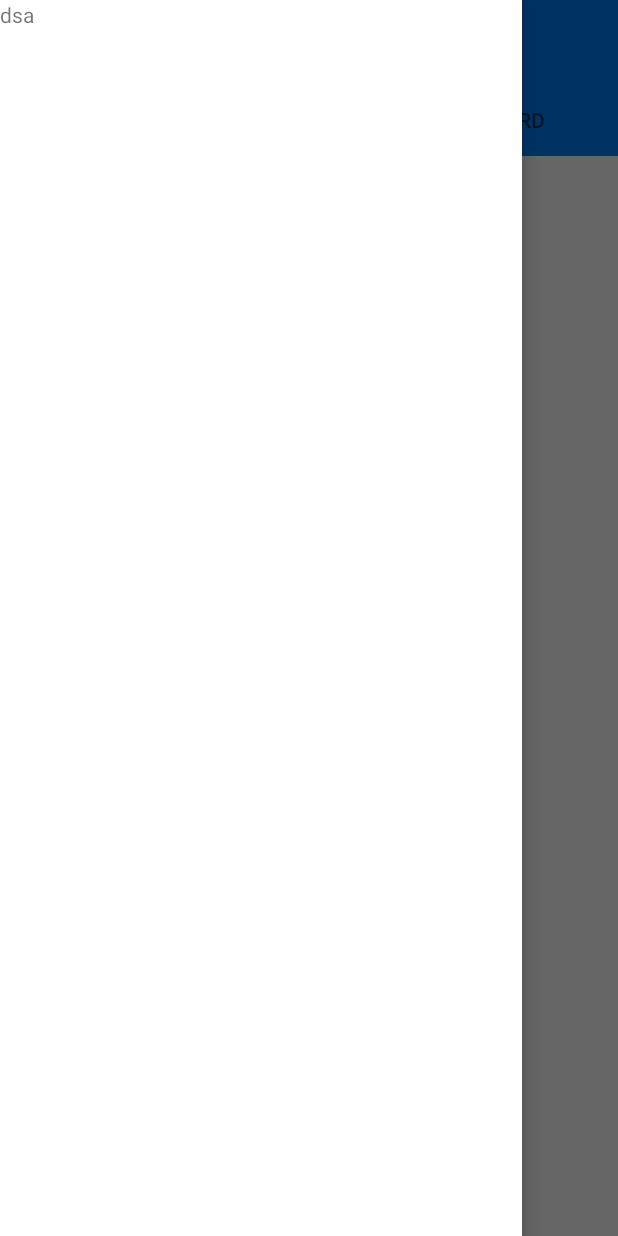
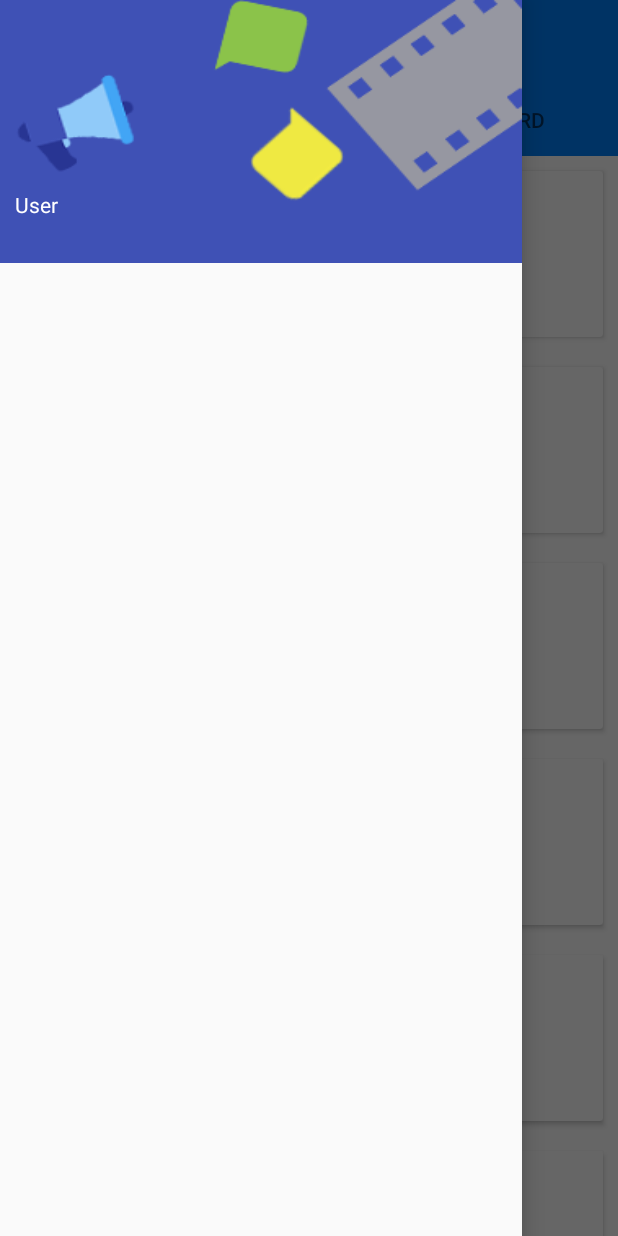
Before and after one commit to daguniang999/sharemovie, an Android app: the MainActivity screen opened directly, with no data from a screen before it, with the side drawer open, on a phone screen of 412 x 824 dp. Run offline under Robolectric (Android 15) with nearby library versions, the phone set to English and light mode, and no system bars.

Commit message:
第二次提交nav主页面滚动卡片式item

```diff
--- a/app/build.gradle
+++ b/app/build.gradle
@@ -24,6 +24,7 @@ dependencies {
     implementation 'com.android.support.constraint:constraint-layout:1.1.3'
     implementation 'com.android.support:design:28.0.0'
     implementation 'com.android.support:support-v4:28.0.0'
+    implementation 'de.hdodenhof:circleimageview:2.1.0'
     implementation 'com.android.support:recyclerview-v7:28.0.0'
     implementation 'com.android.support:cardview-v7:28.0.0'
     implementation 'com.github.bumptech.glide:glide:3.7.0'
--- a/app/src/main/java/com/example/chenx/sharebook/MovieAdapter.java
+++ b/app/src/main/java/com/example/chenx/sharebook/MovieAdapter.java
@@ -1,4 +1,76 @@
 package com.example.chenx.sharebook;
 
-public class MovieAdapter {
+import android.content.Context;
+import android.provider.ContactsContract;
+import android.support.annotation.NonNull;
+import android.support.v7.widget.CardView;
+import android.support.v7.widget.RecyclerView;
+import android.view.LayoutInflater;
+import android.view.View;
+import android.view.ViewGroup;
+import android.widget.ImageView;
+import android.widget.TextView;
+
+import com.bumptech.glide.Glide;
+import com.example.chenx.sharebook.gson.Movie;
+
+import java.util.List;
+
+public class MovieAdapter extends RecyclerView.Adapter<MovieAdapter.ViewHolder> {
+
+    private List<Movie> movieList;
+    private Context mContext;
+
+    class ViewHolder extends RecyclerView.ViewHolder{
+        CardView cardView;
+        ImageView movieImage;
+        TextView movieName;
+        TextView moviesummary;
+        TextView movieuploadr;
+
+        public ViewHolder(View view){
+            super(view);
+            cardView=(CardView)view.findViewById(R.id.card_movie_item);
+            moviesummary=(TextView)view.findViewById(R.id.movie_summary);
+            movieName=(TextView)view.findViewById(R.id.movie_name);
+            movieImage=(ImageView)view.findViewById(R.id.movie_image);
+            movieuploadr=(TextView)view.findViewById(R.id.movie_uploader);
+        }
+
+
+   }
+
+
+   public MovieAdapter(List<Movie> list){
+        movieList=list;
+   }
+
+
+    @Override
+    public void onBindViewHolder(@NonNull ViewHolder viewHolder, int i) {
+        Movie movie=movieList.get(i);
+        viewHolder.movieName.setText(movie.getName());
+        viewHolder.moviesummary.setText(movie.getSummary());
+        viewHolder.movieuploadr.setText(movie.getUploader());
+        Glide.with(mContext).load(movie.getUrl()).into(viewHolder.movieImage);
+    }
+
+    @NonNull
+    @Override
+    public ViewHolder onCreateViewHolder(@NonNull ViewGroup viewGroup, int i) {
+       if(mContext==null){
+           mContext=viewGroup.getContext();
+       }
+       View view=LayoutInflater.from(mContext).inflate(R.layout.movie_item,viewGroup,false);
+       final ViewHolder holder=new ViewHolder(view);
+
+
+       return holder;
+        // return null;
+    }
+
+    @Override
+    public int getItemCount() {
+        return movieList.size();
+    }
 }
--- a/app/src/main/java/com/example/chenx/sharebook/firstFragment.java
+++ b/app/src/main/java/com/example/chenx/sharebook/firstFragment.java
@@ -4,21 +4,38 @@ import android.os.Bundle;
 import android.support.annotation.NonNull;
 import android.support.annotation.Nullable;
 import android.support.v4.app.Fragment;
+import android.support.v7.widget.GridLayoutManager;
+import android.support.v7.widget.RecyclerView;
 import android.util.Log;
 import android.view.LayoutInflater;
 import android.view.View;
 import android.view.ViewGroup;
 
+import com.example.chenx.sharebook.gson.Movie;
+
 import java.io.File;
+import java.util.ArrayList;
+import java.util.List;
 
 public class firstFragment extends Fragment {
+
+
+    private List<Movie> movieList;
 
     @Nullable
     @Override
     public View onCreateView(@NonNull LayoutInflater inflater, @Nullable ViewGroup container, @Nullable Bundle savedInstanceState) {
         View view=inflater.inflate(R.layout.layout_1,null);
+
+        RecyclerView recyclerView=(RecyclerView)view.findViewById(R.id.first_recycler);
+        initList();
+        GridLayoutManager manager=new GridLayoutManager(getContext(),1);
+        recyclerView.setLayoutManager(manager);
+        MovieAdapter adapter=new MovieAdapter(movieList);
+
+        recyclerView.setAdapter(adapter);
         return view;
-    //    return super.onCreateView(inflater, container, savedInstanceState);
+
     }
 
     @Override
@@ -32,4 +49,20 @@ public class firstFragment extends Fragment {
         //Log.d("ffff", "onDestroyView: ");
         super.onDestroyView();
     }
+
+
+    private void initList(){
+
+        movieList=new ArrayList<>();
+        for(int i=0;i<10;i++){
+            Movie movie=new Movie();
+            movie.setId(1);
+            movie.setUploader("官方");
+            movie.setName(String.valueOf(i));
+            movie.setSummary("草好看的");
+            movieList.add(movie);
+        }
+
+    }
+
 }
--- /dev/null
+++ b/app/src/main/java/com/example/chenx/sharebook/gson/Movie.java
@@ -0,0 +1,79 @@
+package com.example.chenx.sharebook.gson;
+
+public class Movie {
+
+    public int id;
+    public String name;
+    public String summary;
+    public String url;
+    public String type;
+    public String uploader;
+    public String uploadtime;
+
+    public String getUploader() {
+        return uploader;
+    }
+
+    public void setUploader(String uploader) {
+        this.uploader = uploader;
+    }
+
+    public void setUploadtime(String uploadtime) {
+        this.uploadtime = uploadtime;
+    }
+
+    public String getUploadtime() {
+        return uploadtime;
+    }
+
+    public int comment_number;
+
+    public void setId(int id) {
+        this.id = id;
+    }
+
+    public void setName(String name) {
+        this.name = name;
+    }
+
+    public void setSummary(String summary) {
+        this.summary = summary;
+    }
+
+    public void setUrl(String url) {
+        this.url = url;
+    }
+
+    public void setType(String type) {
+        this.type = type;
+    }
+
+    public void setComment_number(int comment_number) {
+        this.comment_number = comment_number;
+    }
+
+    public int getId() {
+
+        return id;
+    }
+
+    public String getName() {
+        return name;
+    }
+
+    public String getSummary() {
+        return summary;
+    }
+
+    public String getUrl() {
+        return url;
+    }
+
+    public String getType() {
+        return type;
+    }
+
+    public int getComment_number() {
+        return comment_number;
+    }
+}
--- a/app/src/main/res/layout/activity_main.xml
+++ b/app/src/main/res/layout/activity_main.xml
@@ -70,13 +70,12 @@
 
 </LinearLayout>
 
-    <TextView
+    <android.support.design.widget.NavigationView
         android:layout_width="match_parent"
         android:layout_height="match_parent"
-        android:text="dsa"
         android:layout_gravity="start"
-        android:background="#fff"
-
+        android:id="@+id/nav_view"
+        app:headerLayout="@layout/nav_header"
         />
 
 
--- a/app/src/main/res/layout/layout_1.xml
+++ b/app/src/main/res/layout/layout_1.xml
@@ -10,6 +10,7 @@
         android:layout_height="match_parent">
 
         <android.support.v7.widget.RecyclerView
+            android:id="@+id/first_recycler"
             android:layout_width="match_parent"
             android:layout_height="match_parent">
         </android.support.v7.widget.RecyclerView>
--- /dev/null
+++ b/app/src/main/res/layout/nav_header.xml
@@ -0,0 +1,29 @@
+<?xml version="1.0" encoding="utf-8"?>
+<RelativeLayout xmlns:android="http://schemas.android.com/apk/res/android"
+    android:layout_width="match_parent"
+    android:layout_height="175dp"
+    android:padding="10dp"
+    android:background="@drawable/nav_header"
+    >
+
+    <TextView
+        android:layout_alignParentBottom="true"
+        android:textSize="14sp"
+        android:id="@+id/nav_username"
+        android:textColor="#fff"
+        android:layout_width="wrap_content"
+        android:layout_height="wrap_content" />
+
+
+    <TextView
+        android:layout_width="wrap_content"
+        android:layout_height="wrap_content"
+        android:textColor="#fff"
+        android:textSize="14sp"
+        android:text="User"
+        android:layout_above="@id/nav_username"
+        />
+
+
+
+</RelativeLayout>
```
Also changed, not shown: app/src/main/java/com/example/chenx/sharebook/MainActivity.java (+25 -0 lines), app/src/main/java/com/example/chenx/sharebook/gson/Movie_comment.java (added, +32 -0 lines), app/src/main/res/layout/movie_item.xml (+26 -4 lines), app/src/main/res/drawable-hdpi/nav_header.png (added), app/src/main/res/drawable-mdpi/nav_header.png (added), app/src/main/res/drawable-xhdpi/nav_header.png (added), app/src/main/res/drawable-xxhdpi/nav_header.png (added), app/src/main/res/drawable-xxxhdpi/nav_header.png (added), app/src/main/res/drawable/nav_header.png (added).
